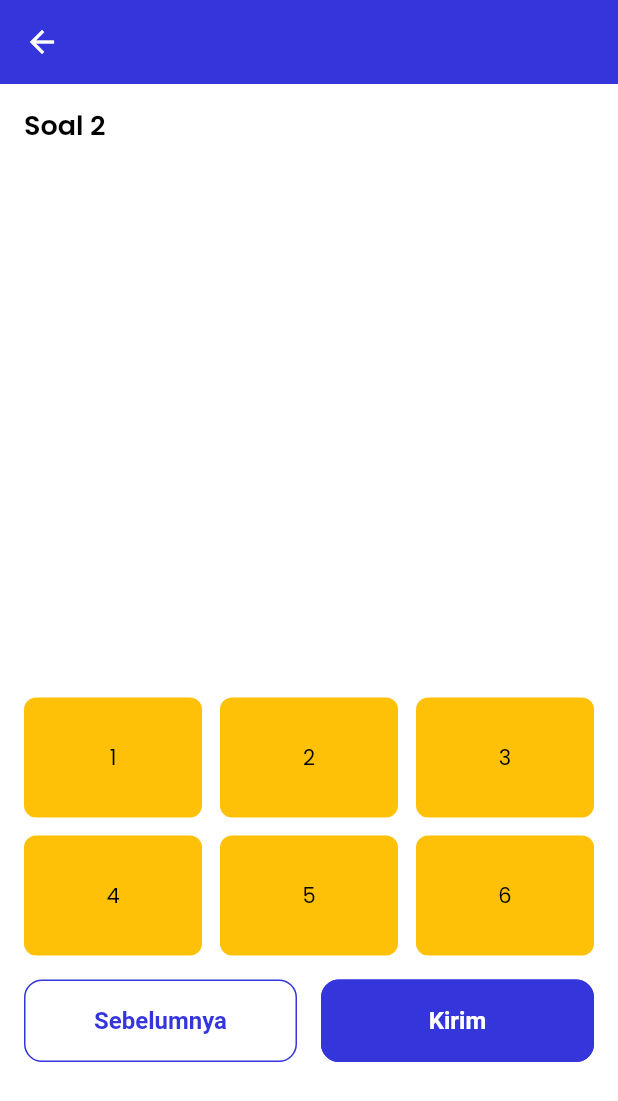
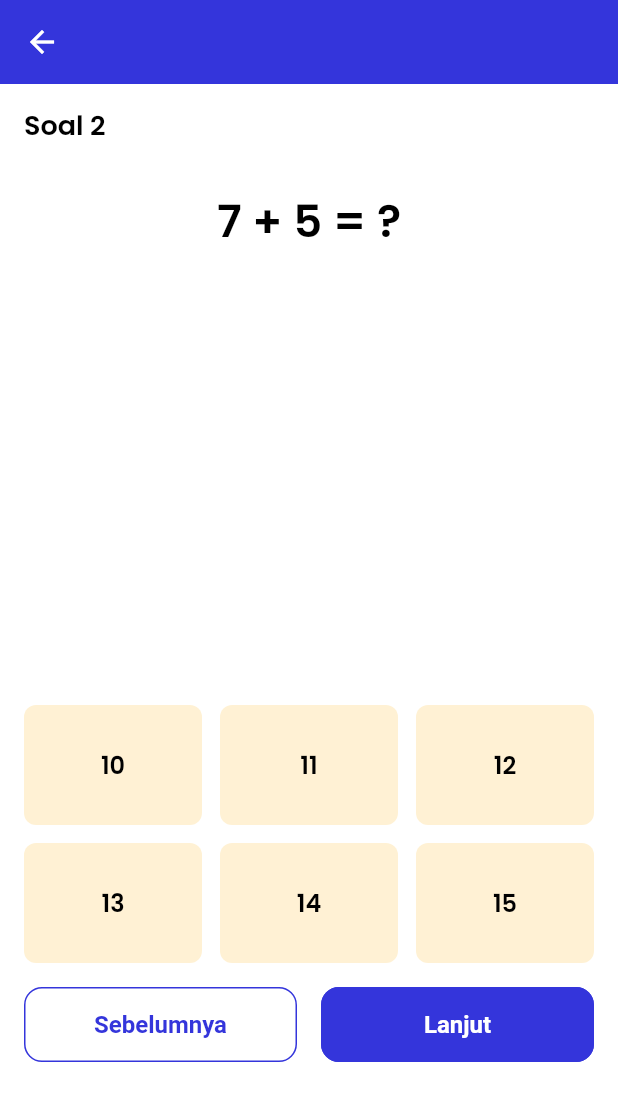
Before and after one commit to penhele/math-application, a Flutter app: the QuizScreen screen opened directly, swiped to page 2, on a phone screen of 412 x 824 dp. Shown: the top 1101 px of the screen. Run offline on Flutter 3.47's test engine with Material 3 defaults, Android fonts, the light colour scheme and no system bars; our stand-ins replace flutter_switch, get, iconsax, lottie, shared_preferences; accounts and stored records are empty.

Commit message:
feat: add quiz page

```diff
--- /dev/null
+++ b/devtools_options.yaml
@@ -0,0 +1,3 @@
+description: This file stores settings for Dart & Flutter DevTools.
+documentation: https://docs.flutter.dev/tools/devtools/extensions#configure-extension-enablement-states
+extensions:
--- /dev/null
+++ b/lib/data/question.dart
@@ -0,0 +1,64 @@
+class QuizQuestion {
+  final String question;
+  final List<String> options;
+  final String correctAnswer;
+
+  QuizQuestion({
+    required this.question,
+    required this.options,
+    required this.correctAnswer,
+  });
+}
+
+final List<QuizQuestion> sampleQuestions = [
+  QuizQuestion(
+    question: '2 + 3 = ?',
+    options: ['4', '5', '6', '7', '8', '9'],
+    correctAnswer: '5',
+  ),
+  QuizQuestion(
+    question: '7 + 5 = ?',
+    options: ['10', '11', '12', '13', '14', '15'],
+    correctAnswer: '12',
+  ),
+  QuizQuestion(
+    question: '10 + 4 = ?',
+    options: ['12', '13', '14', '15', '16', '17'],
+    correctAnswer: '14',
+  ),
+  QuizQuestion(
+    question: '6 + 9 = ?',
+    options: ['13', '14', '15', '16', '17', '18'],
+    correctAnswer: '15',
+  ),
+  QuizQuestion(
+    question: '8 + 7 = ?',
+    options: ['13', '14', '15', '16', '17', '18'],
+    correctAnswer: '15',
+  ),
+  QuizQuestion(
+    question: '12 + 3 = ?',
+    options: ['13', '14', '15', '16', '17', '18'],
+    correctAnswer: '15',
+  ),
+  QuizQuestion(
+    question: '4 + 6 = ?',
+    options: ['8', '9', '10', '11', '12', '13'],
+    correctAnswer: '10',
+  ),
+  QuizQuestion(
+    question: '9 + 8 = ?',
+    options: ['15', '16', '17', '18', '19', '20'],
+    correctAnswer: '17',
+  ),
+  QuizQuestion(
+    question: '5 + 11 = ?',
+    options: ['14', '15', '16', '17', '18', '19'],
+    correctAnswer: '16',
+  ),
+  QuizQuestion(
+    question: '13 + 6 = ?',
+    options: ['17', '18', '19', '20', '21', '22'],
+    correctAnswer: '19',
+  ),
+];
--- a/lib/ui/quiz/answer_card.dart
+++ b/lib/ui/quiz/answer_card.dart
@@ -1,26 +1,39 @@
 import 'package:flutter/material.dart';
+import 'package:math_application/utils/constant/colors.dart';
 
 import '../../utils/constant/sizes.dart';
 
 class AnswerCard extends StatelessWidget {
-  const AnswerCard({super.key, required this.answer});
+  const AnswerCard({
+    super.key,
+    required this.answer,
+    this.onTap,
+    this.isSelected = false,
+  });
 
   final String answer;
+  final VoidCallback? onTap;
+  final bool isSelected;
 
   @override
   Widget build(BuildContext context) {
-    return GestureDetector(
-      onTap: () {
-        print('clicked');
-      },
+    return InkWell(
+      onTap: onTap,
+      borderRadius: BorderRadius.circular(MSizes.borderRadiusMd),
       child: Container(
         height: 80,
         width: 110,
         decoration: BoxDecoration(
-          color: Colors.amber,
+          color: MColors.yellow.withValues(alpha: 0.2),
           borderRadius: BorderRadius.circular(MSizes.borderRadiusMd),
+          border: Border.all(
+            color: isSelected ? MColors.yellow : Colors.transparent,
+            width: 3,
+          ),
         ),
-        child: Center(child: Text(answer)),
+        child: Center(
+          child: Text(answer, style: Theme.of(context).textTheme.titleLarge),
+        ),
       ),
     );
   }
--- a/lib/ui/quiz/quiz.dart
+++ b/lib/ui/quiz/quiz.dart
@@ -1,6 +1,7 @@
 import 'package:flutter/material.dart';
 import 'package:get/get.dart';
 
+import '../../data/question.dart';
 import 'exit_dialog.dart';
 import 'quiz_controller.dart';
 import 'quiz_page.dart';
@@ -29,11 +30,11 @@ class QuizScreen extends StatelessWidget {
             PageView(
               controller: controller.pageController,
               physics: const NeverScrollableScrollPhysics(),
-              children: const [
-                QuizPage(title: 'Soal 1'),
-                QuizPage(title: 'Soal 2'),
-                QuizPage(title: 'Soal 3'),
-              ],
+              children: List.generate(
+                sampleQuestions.length,
+                (index) =>
+                    QuizPage(question: sampleQuestions[index], index: index),
+              ),
             ),
           ],
         ),
--- a/lib/ui/quiz/quiz_controller.dart
+++ b/lib/ui/quiz/quiz_controller.dart
@@ -1,5 +1,7 @@
 import 'package:flutter/material.dart';
 import 'package:get/get.dart';
+
+import '../../data/question.dart';
 
 class QuizController extends GetxController {
   static QuizController get instance => Get.find();
@@ -7,18 +9,27 @@ class QuizController extends GetxController {
   final pageController = PageController();
   var currentPage = 0.obs;
 
-  final totalPages = 3;
+  final questions = sampleQuestions;
+
+  final selectedAnswers = <int, String>{}.obs;
+
+  void selectAnswer(int questionIndex, String answer) {
+    selectedAnswers[questionIndex] = answer;
+  }
 
   @override
   void onInit() {
     super.onInit();
+
     pageController.addListener(() {
-      currentPage.value = pageController.page?.round() ?? 0;
+      if (pageController.hasClients && pageController.position.hasPixels) {
+        currentPage.value = pageController.page?.round() ?? 0;
+      }
     });
   }
 
   void nextPage() {
-    if (currentPage.value < totalPages - 1) {
+    if (currentPage.value < questions.length - 1) {
       pageController.nextPage(
         duration: const Duration(milliseconds: 300),
         curve: Curves.ease,
--- a/lib/ui/quiz/quiz_page.dart
+++ b/lib/ui/quiz/quiz_page.dart
@@ -1,19 +1,22 @@
 import 'package:flutter/material.dart';
 import 'package:get/get.dart';
 
+import '../../data/question.dart';
 import '../../utils/constant/sizes.dart';
+import '../point/point.dart';
 import '../widget/section_heading.dart';
 import 'answer_card.dart';
 import 'quiz_controller.dart';
 
 class QuizPage extends StatelessWidget {
-  const QuizPage({super.key, required this.title});
+  const QuizPage({super.key, required this.question, required this.index});
 
-  final String title;
+  final QuizQuestion question;
+  final int index;
 
   @override
   Widget build(BuildContext context) {
-    final controller = Get.put(QuizController());
+    final controller = Get.find<QuizController>();
 
     return Padding(
       padding: const EdgeInsets.all(MSizes.paddingAll),
@@ -22,8 +25,16 @@ class QuizPage extends StatelessWidget {
           Column(
             crossAxisAlignment: CrossAxisAlignment.start,
             children: [
-              MSectionHeading(title: title),
-              const SizedBox(height: MSizes.spaceBtwItems),
+              MSectionHeading(title: 'Soal ${index + 1}'),
+              const SizedBox(height: MSizes.spaceBtwSections),
+              Center(
+                child: Text(
+                  question.question,
+                  style: Theme.of(
+                    context,
+                  ).textTheme.titleLarge!.copyWith(fontSize: 30),
+                ),
+              ),
             ],
           ),
           Positioned(
@@ -39,35 +50,65 @@ class QuizPage extends StatelessWidget {
                     final itemWidth =
                         (constraints.maxWidth - totalSpacing) / itemPerRow;
 
+                    return Obx(() {
+                      final selectedAnswer = controller.selectedAnswers[index];
+
                       return Wrap(
                         spacing: MSizes.spaceBtwMenu,
                         runSpacing: MSizes.spaceBtwMenu,
-                      children: [
-                        for (var answer in ['1', '2', '3', '4', '5', '6'])
-                          SizedBox(
+                        children: question.options.map((answer) {
+                          final isSelected = answer == selectedAnswer;
+
+                          return SizedBox(
                             width: itemWidth,
-                            child: AnswerCard(answer: answer),
+                            child: AnswerCard(
+                              answer: answer,
+                              isSelected: isSelected,
+                              onTap: () =>
+                                  controller.selectAnswer(index, answer),
                             ),
-                      ],
                           );
+                        }).toList(),
+                      );
+                    });
                   },
                 ),
-
-                SizedBox(height: MSizes.spaceBtwItems),
-
+                const SizedBox(height: MSizes.spaceBtwItems),
                 Row(
                   children: [
                     Expanded(
+                      child: SizedBox(
+                        height: 50,
                         child: OutlinedButton(
-                        onPressed: () => controller.previousPage(),
+                          onPressed: () {
+                            controller.previousPage();
+                          },
                           child: Text('Sebelumnya'),
                         ),
                       ),
-                    SizedBox(width: MSizes.spaceBtwItems),
+                    ),
+                    const SizedBox(width: MSizes.spaceBtwItems),
                     Expanded(
+                      child: SizedBox(
+                        height: 50,
                         child: ElevatedButton(
-                        onPressed: () => controller.nextPage(),
-                        child: Text('Kirim'),
+                          onPressed: () {
+                            if (controller.currentPage.value ==
+                                controller.questions.length - 1) {
+                              Get.to(() => const PointScreen());
+                            } else {
+                              controller.nextPage();
+                            }
+                          },
+                          child: Obx(
+                            () => Text(
+                              controller.currentPage.value ==
+                                      controller.questions.length - 1
+                                  ? 'Selesai'
+                                  : 'Lanjut',
+                            ),
+                          ),
+                        ),
                       ),
                     ),
                   ],
--- a/lib/ui/widget/quiz_card.dart
+++ b/lib/ui/widget/quiz_card.dart
@@ -4,6 +4,7 @@ import 'package:get/get.dart';
 import '../../utils/constant/colors.dart';
 import '../../utils/constant/sizes.dart';
 import '../quiz/quiz.dart';
+import '../quiz/quiz_controller.dart';
 
 class QuizCard extends StatelessWidget {
   const QuizCard({
@@ -24,7 +25,10 @@ class QuizCard extends StatelessWidget {
   @override
   Widget build(BuildContext context) {
     return InkWell(
-      onTap: () => Get.to(() => QuizScreen()),
+      onTap: () {
+        Get.delete<QuizController>();
+        Get.to(() => QuizScreen());
+      },
       borderRadius: BorderRadius.circular(MSizes.borderRadiusLg),
       splashColor: color.withValues(alpha: 0.2),
       child: Container(
--- a/lib/utils/theme/custom_themes/elevated_button_theme.dart
+++ b/lib/utils/theme/custom_themes/elevated_button_theme.dart
@@ -13,7 +13,7 @@ class MElevatedButtonTheme {
       disabledForegroundColor: MColors.grey,
       disabledBackgroundColor: MColors.grey,
       side: const BorderSide(color: MColors.primary),
-      padding: const EdgeInsets.symmetric(vertical: 18),
+      padding: const EdgeInsets.all(0),
       textStyle: const TextStyle(
         fontSize: 16,
         color: MColors.white,
@@ -31,7 +31,7 @@ class MElevatedButtonTheme {
       disabledForegroundColor: MColors.grey,
       disabledBackgroundColor: MColors.grey,
       side: const BorderSide(color: MColors.primary),
-      padding: const EdgeInsets.symmetric(vertical: 18),
+      padding: const EdgeInsets.all(0),
       textStyle: const TextStyle(
         fontSize: 16,
         color: MColors.white,
--- a/lib/utils/theme/custom_themes/outlined_button_theme.dart
+++ b/lib/utils/theme/custom_themes/outlined_button_theme.dart
@@ -9,7 +9,7 @@ class MOutlinedButtonTheme {
     style: OutlinedButton.styleFrom(
       foregroundColor: MColors.primary,
       side: const BorderSide(color: MColors.primary),
-      padding: const EdgeInsets.symmetric(vertical: 18),
+      padding: const EdgeInsets.all(0),
       textStyle: const TextStyle(fontSize: 16, fontWeight: FontWeight.w600),
       shape: RoundedRectangleBorder(borderRadius: BorderRadius.circular(12)),
     ),
@@ -19,7 +19,7 @@ class MOutlinedButtonTheme {
     style: OutlinedButton.styleFrom(
       foregroundColor: MColors.primary,
       side: const BorderSide(color: MColors.primary),
-      padding: const EdgeInsets.symmetric(vertical: 18),
+      padding: const EdgeInsets.all(0),
       textStyle: const TextStyle(fontSize: 16, fontWeight: FontWeight.w600),
       shape: RoundedRectangleBorder(borderRadius: BorderRadius.circular(12)),
     ),
--- a/pubspec.yaml
+++ b/pubspec.yaml
@@ -39,6 +39,7 @@ dependencies:
   provider: ^6.1.5
   shared_preferences: ^2.5.3
   flutter_switch: ^0.3.2
+  lottie: ^3.3.1
 
 dev_dependencies:
   flutter_test:
@@ -64,6 +65,7 @@ flutter:
 
   assets:
     - assets/images/
+    - assets/animations/
 
   fonts:
     - family: Poppins
```
Also changed, not shown: assets/animations/success-animation.json (added, +1 -0 lines), lib/ui/point/point.dart (added, +58 -0 lines), pubspec.lock, 1 other file. Lines whose indentation alone changed are shown as unchanged.
